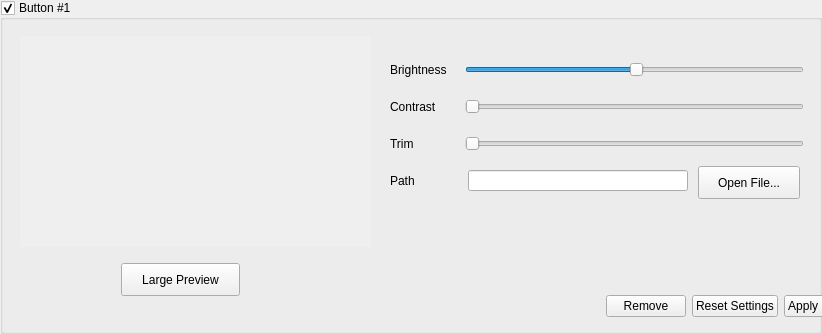
Before: the Qt Designer form ConfigurationApp/button_groupbox.ui in HologramHomies/ConfigurationApplication, drawn with Qt 5.
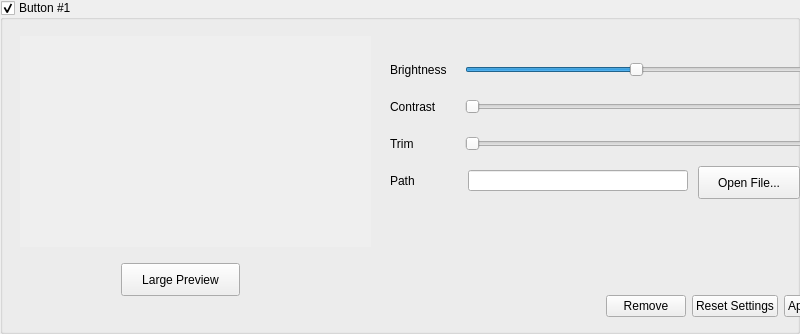
After: the same form once the commit is applied.

Commit message: finish add button, but need to fix the size

The edit to the form file:
```diff
--- a/ConfigurationApp/button_groupbox.ui
+++ b/ConfigurationApp/button_groupbox.ui
@@ -9,10 +9,22 @@
    <rect>
     <x>0</x>
     <y>0</y>
-    <width>822</width>
+    <width>800</width>
     <height>334</height>
    </rect>
   </property>
+  <property name="minimumSize">
+   <size>
+    <width>300</width>
+    <height>320</height>
+   </size>
+  </property>
+  <property name="maximumSize">
+   <size>
+    <width>800</width>
+    <height>600</height>
+   </size>
+  </property>
   <property name="windowTitle">
    <string>GroupBox</string>
   </property>
```
The commit also changes 4 other files.
